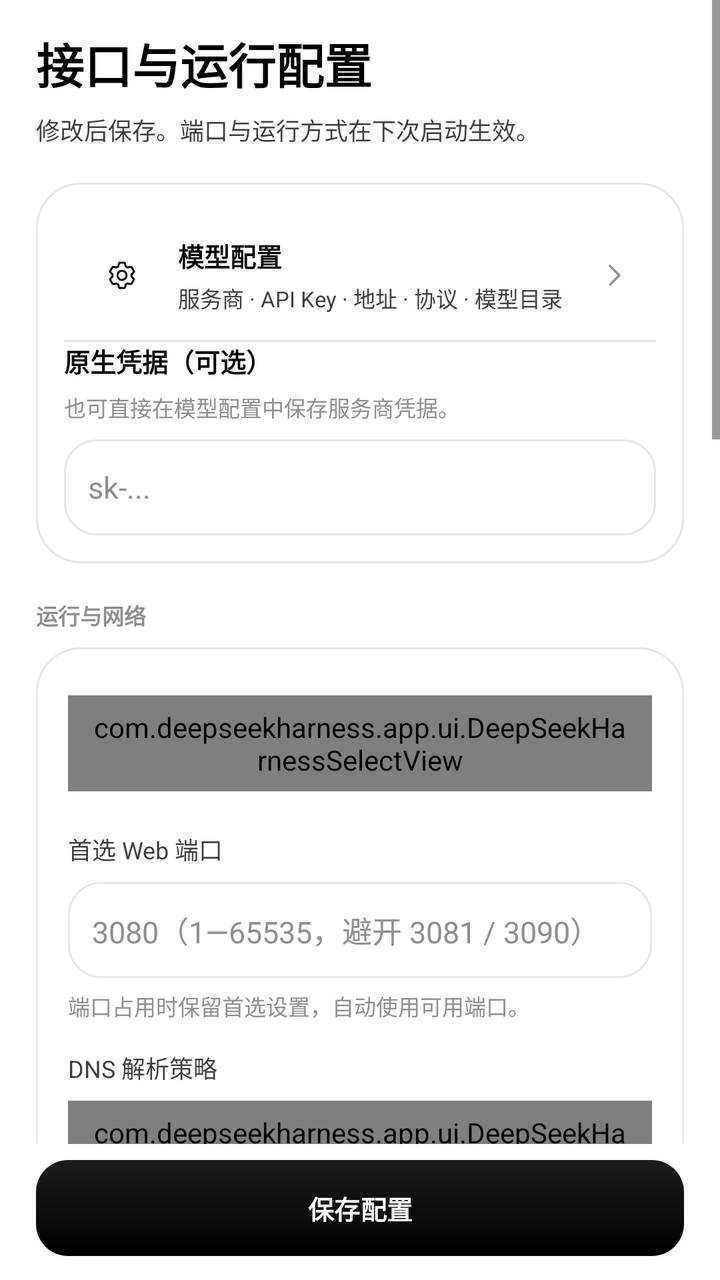
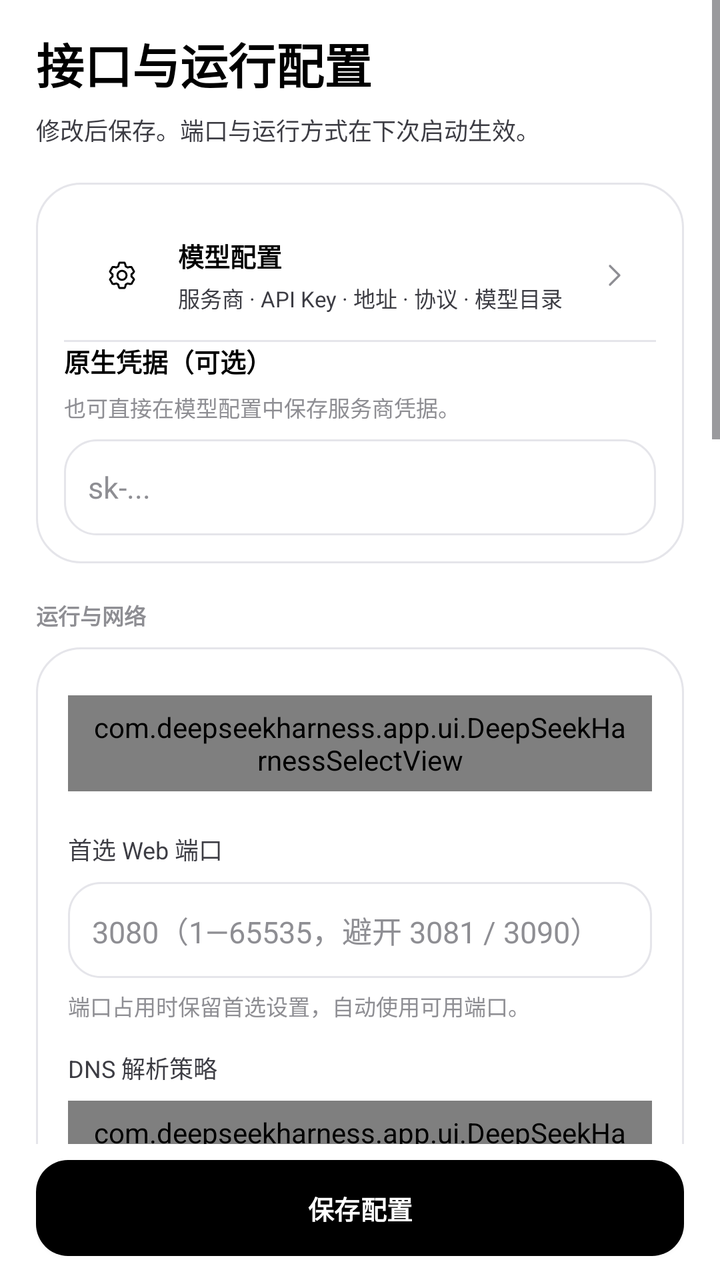

An Android layout rendered at two revisions. The XML below is the earlier revision; the diff shows what the commit changed to produce the second picture.
<!-- AndroidManifest.xml: application theme Theme.DeepseekHarness -->
<!-- res/layout/fragment_config.xml -->
<?xml version='1.0' encoding='utf-8'?>
<LinearLayout xmlns:android="http://schemas.android.com/apk/res/android" xmlns:app="http://schemas.android.com/apk/res-auto" android:layout_width="match_parent" android:layout_height="match_parent" android:orientation="vertical" android:background="@color/surface">
    <FrameLayout android:layout_width="match_parent" android:layout_height="0dp" android:layout_weight="1">
        <ScrollView android:layout_width="match_parent" android:layout_height="match_parent" android:fillViewport="true" android:background="@color/surface">
            <LinearLayout android:layout_width="match_parent" android:layout_height="wrap_content" android:orientation="vertical" android:paddingLeft="18dp" android:paddingRight="18dp" android:paddingTop="14dp" android:paddingBottom="22dp">
                <TextView android:layout_width="match_parent" android:layout_height="wrap_content" android:text="@string/ui2_runtime_config" android:textSize="24sp" android:textColor="@color/text" android:includeFontPadding="false" android:textStyle="bold" />
                <TextView android:layout_width="match_parent" android:layout_height="wrap_content" android:text="@string/ui2_config_sub" android:textSize="12sp" android:textColor="@color/text_secondary" android:includeFontPadding="false" android:layout_marginTop="7dp" android:layout_marginBottom="18dp" />
                <LinearLayout android:layout_width="match_parent" android:layout_height="wrap_content" android:orientation="vertical" android:background="@drawable/bg_card" android:padding="14dp">
                    <LinearLayout android:layout_width="match_parent" android:layout_height="wrap_content" android:id="@+id/config_models" android:orientation="horizontal" android:minHeight="64dp" android:padding="13dp" android:clickable="true" android:focusable="true" android:background="?attr/selectableItemBackground" android:gravity="center_vertical">
                        <ImageView android:layout_width="32dp" android:layout_height="32dp" android:src="@drawable/ic_settings" android:background="@drawable/bg_logo" android:padding="8dp" android:contentDescription="@null" app:tint="@color/primary" />
                        <LinearLayout android:layout_width="0dp" android:layout_height="wrap_content" android:orientation="vertical" android:layout_weight="1" android:layout_marginStart="12dp">
                            <TextView android:layout_width="match_parent" android:layout_height="wrap_content" android:text="@string/ui2_models" android:textSize="13sp" android:textColor="@color/text" android:includeFontPadding="false" android:textStyle="bold" />
                            <TextView android:layout_width="match_parent" android:layout_height="wrap_content" android:text="@string/ui2_models_full" android:textSize="11sp" android:textColor="@color/text_secondary" android:includeFontPadding="false" android:layout_marginTop="4dp" />
                        </LinearLayout>
                        <ImageView android:layout_width="16dp" android:layout_height="16dp" android:src="@drawable/ic_ui2_chevron" android:contentDescription="@null" app:tint="@color/text_muted" />
                    </LinearLayout>
                    <View android:layout_width="match_parent" android:layout_height="1dp" android:background="@color/line" />
                    <LinearLayout android:layout_width="match_parent" android:layout_height="wrap_content" android:orientation="vertical">
                        <TextView android:layout_width="match_parent" android:layout_height="wrap_content" android:text="@string/ui2_legacy_key" android:textSize="13sp" android:textColor="@color/text" android:includeFontPadding="false" android:textStyle="bold" />
                        <TextView android:layout_width="match_parent" android:layout_height="wrap_content" android:text="@string/ui2_legacy_hint" android:textSize="11sp" android:textColor="@color/text_muted" android:includeFontPadding="false" android:layout_marginTop="6dp" />
                        <EditText android:id="@+id/config_api_key" style="@style/DeepSeekHarnessText.Body" android:layout_width="match_parent" android:layout_height="wrap_content" android:minHeight="48dp" android:layout_marginTop="@dimen/gap_tight" android:background="@drawable/bg_input" android:hint="sk-..." android:importantForAutofill="no" android:inputType="textPassword" android:paddingStart="@dimen/gap_control" android:paddingEnd="@dimen/gap_control" />
                        <TextView android:id="@+id/config_credential_state" style="@style/DeepSeekHarnessText.Caption" android:layout_width="match_parent" android:layout_height="wrap_content" android:layout_marginTop="@dimen/gap_tight" android:visibility="gone" />
                        <Button android:id="@+id/config_credential_retry" android:layout_width="match_parent" android:layout_height="wrap_content" android:minHeight="48dp" android:layout_marginTop="@dimen/gap_tight" android:background="@drawable/bg_action_plain" android:gravity="center" android:includeFontPadding="false" android:textAllCaps="false" android:visibility="gone" />
                        <Button android:id="@+id/config_credential_remove" android:layout_width="match_parent" android:layout_height="wrap_content" android:minHeight="48dp" android:layout_marginTop="@dimen/gap_tight" android:background="@drawable/bg_action_plain" android:gravity="center" android:includeFontPadding="false" android:textAllCaps="false" android:visibility="gone" />
                    </LinearLayout>
                </LinearLayout>
                <TextView android:layout_width="match_parent" android:layout_height="wrap_content" android:text="@string/ui2_network_runtime" android:textSize="11sp" android:textColor="@color/text_muted" android:includeFontPadding="false" android:textStyle="bold" android:layout_marginTop="18dp" android:layout_marginBottom="8dp" />
                <LinearLayout android:layout_width="match_parent" android:layout_height="wrap_content" android:orientation="vertical" android:background="@drawable/bg_card" android:padding="16dp">
                    <com.google.android.material.materialswitch.MaterialSwitch android:id="@+id/config_proroot" style="@style/DeepSeekHarnessText.Body" android:layout_width="match_parent" android:layout_height="wrap_content" android:minHeight="@dimen/touch_min" android:paddingStart="@dimen/gap_tight" android:text="@string/ui_m0054" android:textSize="13sp" android:paddingTop="6dp" android:paddingBottom="6dp" android:visibility="gone" />
                    <com.deepseekharness.app.ui.DeepSeekHarnessSelectView android:id="@+id/config_runtime_choice" android:layout_width="match_parent" android:layout_height="48dp" android:layout_marginTop="8dp" android:layout_marginBottom="8dp" android:background="@drawable/bg_input" android:paddingStart="12dp" android:paddingEnd="12dp" />
                    <TextView android:layout_width="match_parent" android:layout_height="wrap_content" android:text="@string/ui2_port_preferred" android:textSize="12sp" android:textColor="@color/text_secondary" android:includeFontPadding="false" android:layout_marginTop="12dp" />
                    <EditText android:id="@+id/config_port" style="@style/DeepSeekHarnessText.Body" android:layout_width="match_parent" android:layout_height="wrap_content" android:minHeight="48dp" android:layout_marginTop="@dimen/gap_tight" android:background="@drawable/bg_input" android:hint="@string/ui_m0028" android:importantForAutofill="no" android:inputType="number" android:paddingStart="@dimen/gap_control" android:paddingEnd="@dimen/gap_control" />
                    <TextView android:layout_width="match_parent" android:layout_height="wrap_content" android:text="@string/ui2_port_hint" android:textSize="11sp" android:textColor="@color/text_muted" android:includeFontPadding="false" android:layout_marginTop="6dp" />
                    <TextView android:layout_width="match_parent" android:layout_height="wrap_content" android:text="@string/ui2_dns" android:textSize="12sp" android:textColor="@color/text_secondary" android:includeFontPadding="false" android:layout_marginTop="14dp" />
                    <RadioGroup android:id="@+id/config_dns_mode" android:layout_width="match_parent" android:layout_height="wrap_content" android:layout_marginTop="8dp" android:orientation="vertical" android:visibility="gone">
                        <RadioButton android:id="@+id/dns_auto" android:layout_width="match_parent" android:layout_height="wrap_content" android:minHeight="48dp" android:paddingTop="8dp" android:paddingBottom="8dp" android:text="@string/dns_auto" />
                        <RadioButton android:id="@+id/dns_ipv4" android:layout_width="match_parent" android:layout_height="wrap_content" android:minHeight="48dp" android:paddingTop="8dp" android:paddingBottom="8dp" android:text="@string/dns_ipv4" />
                        <RadioButton android:id="@+id/dns_native" android:layout_width="match_parent" android:layout_height="wrap_content" android:minHeight="48dp" android:paddingTop="8dp" android:paddingBottom="8dp" android:text="@string/dns_native" />
                    </RadioGroup>
                    <com.deepseekharness.app.ui.DeepSeekHarnessSelectView android:id="@+id/config_dns_choice" android:layout_width="match_parent" android:layout_height="48dp" android:layout_marginTop="8dp" android:layout_marginBottom="8dp" android:background="@drawable/bg_input" android:paddingStart="12dp" android:paddingEnd="12dp" />
                    <com.google.android.material.materialswitch.MaterialSwitch android:id="@+id/config_lan_mode" style="@style/DeepSeekHarnessText.Body" android:layout_width="match_parent" android:layout_height="wrap_content" android:minHeight="@dimen/touch_min" android:paddingStart="@dimen/gap_tight" android:text="@string/ui_m0063" android:textSize="13sp" android:paddingTop="6dp" android:paddingBottom="6dp" />
                </LinearLayout>
                <TextView android:layout_width="match_parent" android:layout_height="wrap_content" android:text="@string/ui2_display" android:textSize="11sp" android:textColor="@color/text_muted" android:includeFontPadding="false" android:textStyle="bold" android:layout_marginTop="18dp" android:layout_marginBottom="8dp" />
                <LinearLayout android:layout_width="match_parent" android:layout_height="wrap_content" android:orientation="vertical" android:background="@drawable/bg_card" android:padding="14dp">
                    <com.google.android.material.materialswitch.MaterialSwitch android:id="@+id/config_desktop_mode" style="@style/DeepSeekHarnessText.Body" android:layout_width="match_parent" android:layout_height="wrap_content" android:minHeight="@dimen/touch_min" android:paddingStart="@dimen/gap_tight" android:text="@string/ui_m0057" android:textSize="13sp" android:paddingTop="6dp" android:paddingBottom="6dp" />
                    <com.google.android.material.materialswitch.MaterialSwitch android:id="@+id/config_gecko_core" android:layout_width="match_parent" android:layout_height="wrap_content" android:minHeight="48dp" android:visibility="gone" android:text="@string/ui_m0055" android:textColor="@color/text_secondary" android:textSize="13sp" android:paddingTop="6dp" android:paddingBottom="6dp" />
                    <com.deepseekharness.app.ui.DeepSeekHarnessSelectView android:id="@+id/config_core_choice" android:layout_width="match_parent" android:layout_height="48dp" android:layout_marginTop="8dp" android:layout_marginBottom="8dp" android:background="@drawable/bg_input" android:paddingStart="12dp" android:paddingEnd="12dp" />
                    <TextView android:id="@+id/config_gecko_hint" style="@style/DeepSeekHarnessText.Caption" android:layout_width="match_parent" android:layout_height="wrap_content" android:layout_marginStart="8dp" android:layout_marginBottom="8dp" android:text="@string/ui_m0118" />
                    <LinearLayout android:id="@+id/config_picture_in_picture_settings" android:layout_width="match_parent" android:layout_height="wrap_content" android:orientation="horizontal" android:minHeight="58dp" android:paddingStart="8dp" android:paddingEnd="8dp" android:paddingTop="7dp" android:paddingBottom="7dp" android:clickable="true" android:focusable="true" android:background="?attr/selectableItemBackground" android:gravity="center_vertical">
                        <LinearLayout android:layout_width="0dp" android:layout_height="wrap_content" android:orientation="vertical" android:layout_weight="1">
                            <TextView android:layout_width="match_parent" android:layout_height="wrap_content" android:text="@string/picture_in_picture_title" android:textSize="13sp" android:textColor="@color/text" android:includeFontPadding="false" android:textStyle="bold" />
                            <TextView android:id="@+id/config_picture_in_picture_status" style="@style/DeepSeekHarnessText.Caption" android:layout_width="match_parent" android:layout_height="wrap_content" android:layout_marginTop="4dp" android:text="@string/picture_in_picture_disabled" />
                        </LinearLayout>
                        <ImageView android:layout_width="16dp" android:layout_height="16dp" android:layout_marginStart="8dp" android:src="@drawable/ic_ui2_chevron" android:contentDescription="@null" app:tint="@color/text_muted" />
                    </LinearLayout>
                    <com.google.android.material.materialswitch.MaterialSwitch android:id="@+id/config_check_update" style="@style/DeepSeekHarnessText.Body" android:layout_width="match_parent" android:layout_height="wrap_content" android:minHeight="@dimen/touch_min" android:paddingStart="@dimen/gap_tight" android:text="@string/ui_m0089" android:textSize="13sp" android:paddingTop="6dp" android:paddingBottom="6dp" />
                </LinearLayout>
                <TextView android:layout_width="match_parent" android:layout_height="wrap_content" android:text="@string/ui2_floating" android:textSize="11sp" android:textColor="@color/text_muted" android:includeFontPadding="false" android:textStyle="bold" android:layout_marginTop="18dp" android:layout_marginBottom="8dp" />
                <LinearLayout android:layout_width="match_parent" android:layout_height="wrap_content" android:orientation="vertical" android:background="@drawable/bg_card" android:padding="14dp">
                    <com.google.android.material.materialswitch.MaterialSwitch android:id="@+id/config_overlay_stream" style="@style/DeepSeekHarnessText.Body" android:layout_width="match_parent" android:layout_height="wrap_content" android:minHeight="@dimen/touch_min" android:paddingStart="@dimen/gap_tight" android:text="@string/ui_m0121" android:textSize="13sp" android:paddingTop="6dp" android:paddingBottom="6dp" />
                    <LinearLayout android:layout_width="match_parent" android:layout_height="wrap_content" android:id="@+id/config_overlay_style" android:orientation="horizontal" android:minHeight="64dp" android:padding="13dp" android:clickable="true" android:focusable="true" android:background="?attr/selectableItemBackground" android:gravity="center_vertical">
                        <ImageView android:layout_width="32dp" android:layout_height="32dp" android:src="@drawable/ic_ui_chat" android:background="@drawable/bg_logo" android:padding="8dp" android:contentDescription="@null" app:tint="@color/primary" />
                        <LinearLayout android:layout_width="0dp" android:layout_height="wrap_content" android:orientation="vertical" android:layout_weight="1" android:layout_marginStart="12dp">
                            <TextView android:layout_width="match_parent" android:layout_height="wrap_content" android:text="@string/ui2_floating_settings" android:textSize="13sp" android:textColor="@color/text" android:includeFontPadding="false" android:textStyle="bold" />
                            <TextView android:layout_width="match_parent" android:layout_height="wrap_content" android:text="@string/ui2_floating_settings_sub" android:textSize="11sp" android:textColor="@color/text_secondary" android:includeFontPadding="false" android:layout_marginTop="4dp" />
                        </LinearLayout>
                        <ImageView android:layout_width="16dp" android:layout_height="16dp" android:src="@drawable/ic_ui2_chevron" android:contentDescription="@null" app:tint="@color/text_muted" />
                    </LinearLayout>
                </LinearLayout>
                <TextView android:layout_width="match_parent" android:layout_height="wrap_content" android:text="@string/ui2_runtime_compat" android:textSize="11sp" android:textColor="@color/text_muted" android:includeFontPadding="false" android:textStyle="bold" android:layout_marginTop="18dp" android:layout_marginBottom="8dp" />
                <LinearLayout android:layout_width="match_parent" android:layout_height="wrap_content" android:orientation="vertical" android:background="@drawable/bg_card" android:padding="14dp">
                    <com.google.android.material.materialswitch.MaterialSwitch android:id="@+id/config_static_loader" style="@style/DeepSeekHarnessText.Body" android:layout_width="match_parent" android:layout_height="wrap_content" android:minHeight="48dp" android:text="@string/alpha_static_loader" android:textSize="13sp" android:paddingTop="6dp" android:paddingBottom="6dp" />
                    <com.google.android.material.materialswitch.MaterialSwitch android:id="@+id/config_no_seccomp" style="@style/DeepSeekHarnessText.Body" android:layout_width="match_parent" android:layout_height="wrap_content" android:minHeight="48dp" android:text="@string/alpha_no_seccomp" android:textSize="13sp" android:paddingTop="6dp" android:paddingBottom="6dp" />
                </LinearLayout>
                <TextView android:id="@+id/config_workspace_entry" style="@style/Widget.DEEPSEEK_HARNESS_TextButton" android:layout_width="match_parent" android:layout_height="wrap_content" android:minHeight="48dp" android:layout_marginTop="@dimen/gap_control" android:background="@drawable/bg_action_plain" android:gravity="center" android:text="@string/ui_m0126" />
                <TextView android:id="@+id/config_repo_link" style="@style/DeepSeekHarnessText.Caption" android:layout_width="match_parent" android:layout_height="wrap_content" android:layout_marginTop="@dimen/gap_section" android:gravity="center" android:text="DEEPSEEK_HARNESS" />
                <TextView android:layout_width="match_parent" android:layout_height="wrap_content" android:id="@+id/config_adv_header" android:text="" android:textSize="13sp" android:textColor="@color/text" android:includeFontPadding="false" android:visibility="gone" />
                <LinearLayout android:layout_width="match_parent" android:layout_height="wrap_content" android:id="@+id/config_adv_body" android:orientation="vertical" android:visibility="gone" />
            </LinearLayout>
        </ScrollView>
    </FrameLayout>
    <androidx.appcompat.widget.AppCompatButton android:layout_width="match_parent" android:layout_height="wrap_content" android:id="@+id/config_save" android:text="@string/ui_m0002" android:textSize="13sp" android:textStyle="bold" android:textAllCaps="false" android:gravity="center" android:includeFontPadding="false" android:minHeight="48dp" android:minWidth="0dp" android:paddingLeft="12dp" android:paddingRight="12dp" android:paddingTop="10dp" android:paddingBottom="10dp" android:background="@drawable/bg_btn_primary" android:textColor="@color/button_primary_text" android:layout_marginStart="18dp" android:layout_marginEnd="18dp" android:layout_marginTop="8dp" android:layout_marginBottom="12dp" />
</LinearLayout>
<!-- resources referenced by this layout -->
<resources>
  <color name="line">#E5E5EA</color>
  <color name="primary">#000000</color>
  <color name="surface">#FFFFFF</color>
  <color name="text">#000000</color>
  <color name="text_muted">#8E8E93</color>
  <color name="text_secondary">#3C3C43</color>
  <dimen name="gap_control">12dp</dimen>
  <dimen name="gap_section">20dp</dimen>
  <dimen name="gap_tight">8dp</dimen>
  <dimen name="touch_min">44dp</dimen>
  <!-- drawable bg_btn_primary (drawable) -->
  <?xml version="1.0" encoding="utf-8"?>
  <ripple xmlns:android="http://schemas.android.com/apk/res/android" android:color="@color/primary_ripple">
      <item android:id="@android:id/mask">
          <shape android:shape="rectangle">
              <solid android:color="#FFFFFFFF" />
              <corners android:radius="@dimen/radius_control" />
          </shape>
      </item>
      <item>
          <selector>
              <item android:state_enabled="false">
                  <shape android:shape="rectangle">
                      <solid android:color="@color/disabled" />
                      <corners android:radius="@dimen/radius_control" />
                  </shape>
              </item>
              <item>
                  <shape android:shape="rectangle">
                      <gradient android:type="linear" android:angle="270"
                          android:startColor="@color/primary_dark" android:endColor="@color/primary" />
                      <corners android:radius="@dimen/radius_control" />
                  </shape>
              </item>
          </selector>
      </item>
  </ripple>
  <!-- drawable bg_card (drawable) -->
  <?xml version="1.0" encoding="utf-8"?>
  <shape xmlns:android="http://schemas.android.com/apk/res/android" android:shape="rectangle">
      <gradient android:type="linear" android:angle="270"
          android:startColor="@color/card" android:endColor="@color/raised" />
      <corners android:radius="@dimen/radius_card" />
      <stroke android:width="@dimen/stroke" android:color="@color/line" />
  </shape>
  <string name="alpha_no_seccomp">禁用 proot seccomp 加速</string>
  <string name="alpha_static_loader">使用 proroot 静态加载器</string>
  <string name="dns_auto">自动兼容（推荐）</string>
  <string name="dns_ipv4">IPv4 DNS 兼容</string>
  <string name="dns_native">原生双栈解析</string>
  <string name="picture_in_picture_title">系统画中画设置</string>
  <string name="ui2_config_sub">修改后保存。端口与运行方式在下次启动生效。</string>
  <string name="ui2_display">显示与启动</string>
  <string name="ui2_dns">DNS 解析策略</string>
  <string name="ui2_floating">悬浮条</string>
  <string name="ui2_floating_settings">悬浮条外观与行为</string>
  <string name="ui2_legacy_hint">也可直接在模型配置中保存服务商凭据。</string>
  <string name="ui2_legacy_key">原生凭据（可选）</string>
  <string name="ui2_models">模型配置</string>
  <string name="ui2_network_runtime">运行与网络</string>
  <string name="ui2_port_hint">端口占用时保留首选设置，自动使用可用端口。</string>
  <string name="ui2_port_preferred">首选 Web 端口</string>
  <string name="ui2_runtime_compat">运行时兼容选项</string>
  <string name="ui2_runtime_config">接口与运行配置</string>
  <string name="ui_m0002" formatted="false">"保存配置"</string>
  <string name="ui_m0055" formatted="false">"使用兼容浏览内核"</string>
  <string name="ui_m0057" formatted="false">"使用桌面版网页布局"</string>
  <string name="ui_m0063" formatted="false">"允许局域网访问"</string>
  <string name="ui_m0089" formatted="false">"启动时检查更新"</string>
  <string name="ui_m0126" formatted="false">"打开数据与备份"</string>
  <color name="ripple">#0F000000</color>
  <dimen name="radius_small">12dp</dimen>
  <color name="primary_ripple">#1A000000</color>
  <dimen name="radius_control">16dp</dimen>
  <color name="disabled">#E9E9EE</color>
  <color name="primary_dark">#1C1C1E</color>
  <color name="card">#FFFFFF</color>
  <color name="raised">#FFFFFF</color>
  <dimen name="radius_card">22dp</dimen>
  <dimen name="stroke">1dp</dimen>
  <color name="logo_top">#FFFFFF</color>
  <dimen name="text_body">15sp</dimen>
  <dimen name="text_caption">12sp</dimen>
  <color name="accent_on">#FFFFFF</color>
  <color name="err">#48484A</color>
  <color name="error_on">#FFFFFF</color>
  <!-- unchanged entries left out for length: 35 -->
</resources>

<!-- the commit's change to res/layout/fragment_config.xml (unified diff, before → after) -->
@@ -73,7 +73,7 @@
                     <com.google.android.material.materialswitch.MaterialSwitch android:id="@+id/config_no_seccomp" style="@style/DeepSeekHarnessText.Body" android:layout_width="match_parent" android:layout_height="wrap_content" android:minHeight="48dp" android:text="@string/alpha_no_seccomp" android:textSize="13sp" android:paddingTop="6dp" android:paddingBottom="6dp" />
                 </LinearLayout>
                 <TextView android:id="@+id/config_workspace_entry" style="@style/Widget.DEEPSEEK_HARNESS_TextButton" android:layout_width="match_parent" android:layout_height="wrap_content" android:minHeight="48dp" android:layout_marginTop="@dimen/gap_control" android:background="@drawable/bg_action_plain" android:gravity="center" android:text="@string/ui_m0126" />
-                <TextView android:id="@+id/config_repo_link" style="@style/DeepSeekHarnessText.Caption" android:layout_width="match_parent" android:layout_height="wrap_content" android:layout_marginTop="@dimen/gap_section" android:gravity="center" android:text="DEEPSEEK_HARNESS" />
+                <TextView android:id="@+id/config_repo_link" style="@style/DeepSeekHarnessText.Caption" android:layout_width="match_parent" android:layout_height="wrap_content" android:layout_marginTop="@dimen/gap_section" android:gravity="center" android:text="DeepSeekHarness" />
                 <TextView android:layout_width="match_parent" android:layout_height="wrap_content" android:id="@+id/config_adv_header" android:text="" android:textSize="13sp" android:textColor="@color/text" android:includeFontPadding="false" android:visibility="gone" />
                 <LinearLayout android:layout_width="match_parent" android:layout_height="wrap_content" android:id="@+id/config_adv_body" android:orientation="vertical" android:visibility="gone" />
             </LinearLayout>
<!-- resource entries referenced after the edit -->
@@ -12,13 +12,16 @@
   <dimen name="touch_min">44dp</dimen>
   <!-- drawable bg_btn_primary (drawable) -->
   <?xml version="1.0" encoding="utf-8"?>
-  <ripple xmlns:android="http://schemas.android.com/apk/res/android" android:color="@color/primary_ripple">
+  <ripple xmlns:android="http://schemas.android.com/apk/res/android"
+      android:color="@color/primary_ripple">
+  
       <item android:id="@android:id/mask">
           <shape android:shape="rectangle">
               <solid android:color="#FFFFFFFF" />
               <corners android:radius="@dimen/radius_control" />
           </shape>
       </item>
+  
       <item>
           <selector>
               <item android:state_enabled="false">
@@ -29,8 +32,7 @@
               </item>
               <item>
                   <shape android:shape="rectangle">
-                      <gradient android:type="linear" android:angle="270"
-                          android:startColor="@color/primary_dark" android:endColor="@color/primary" />
+                      <solid android:color="@color/primary" />
                       <corners android:radius="@dimen/radius_control" />
                   </shape>
               </item>
@@ -40,8 +42,7 @@
   <!-- drawable bg_card (drawable) -->
   <?xml version="1.0" encoding="utf-8"?>
   <shape xmlns:android="http://schemas.android.com/apk/res/android" android:shape="rectangle">
-      <gradient android:type="linear" android:angle="270"
-          android:startColor="@color/card" android:endColor="@color/raised" />
+      <solid android:color="@color/card" />
       <corners android:radius="@dimen/radius_card" />
       <stroke android:width="@dimen/stroke" android:color="@color/line" />
   </shape>
